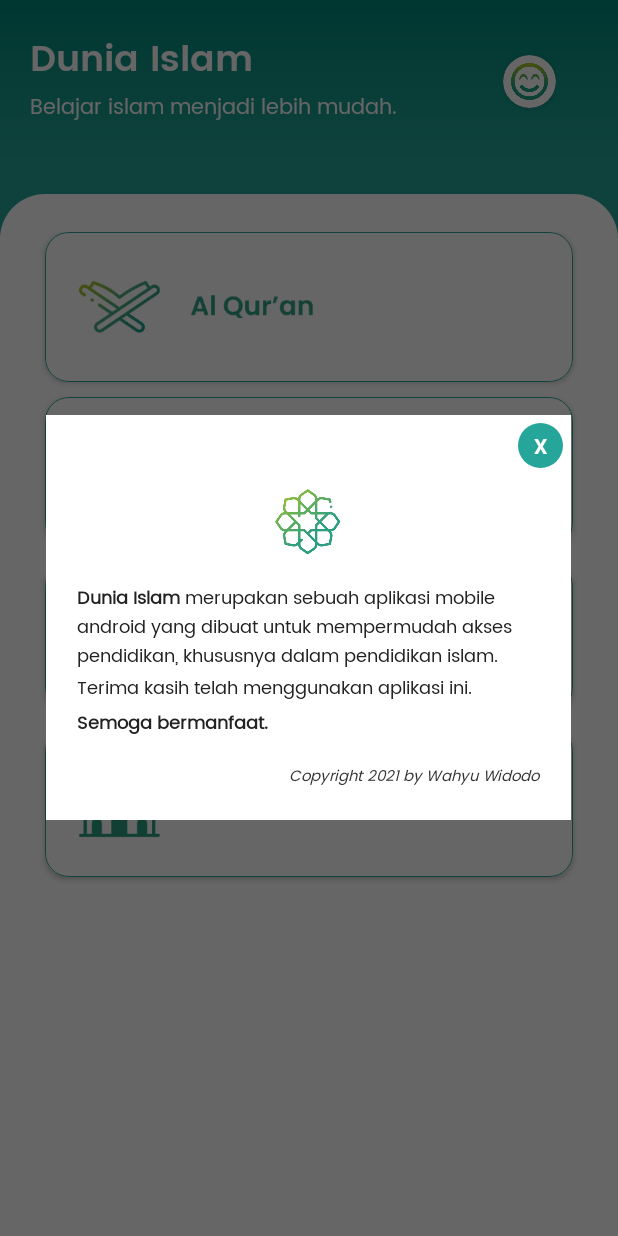
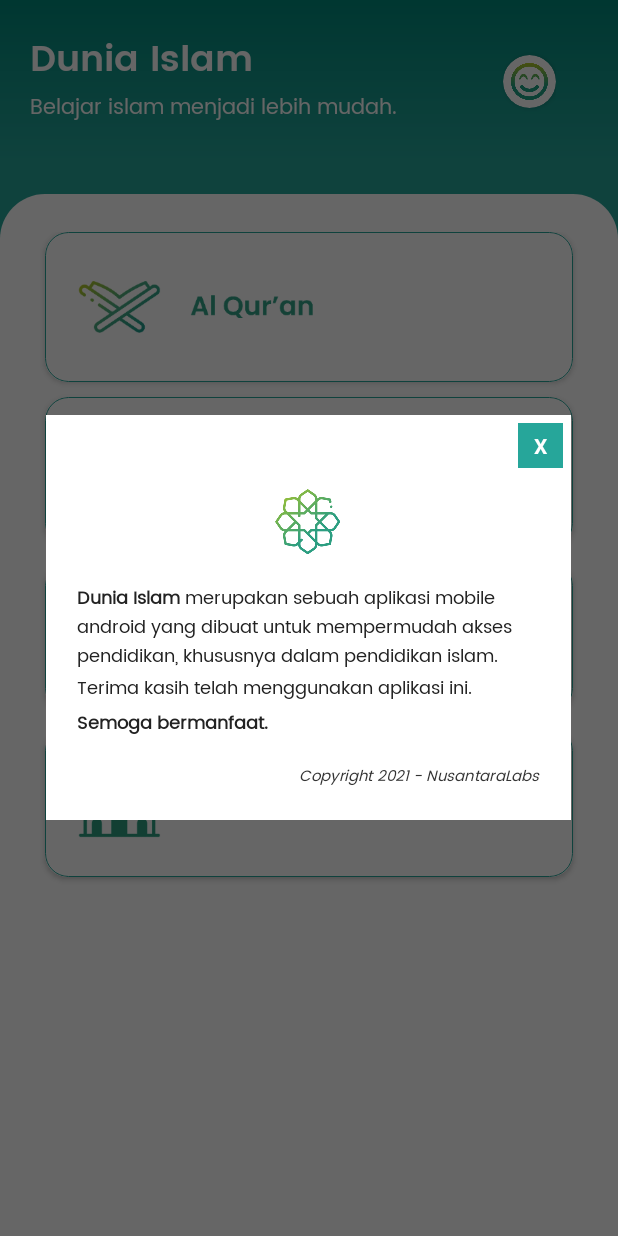
Before and after one commit to whywidodo/dunia-islam, an Android app: the screen it shows after launch (MainActivity), after a tap on an icon or button, on a phone screen of 412 x 824 dp. Run offline under Robolectric (Android 15) with nearby library versions, the phone set to English and light mode, and no system bars; our stand-ins replace Firebase (no records; nobody signed in at launch, a user with empty details on screens opened directly); libraries missing offline, so code that uses them is left out: io.github.muddz.styleabletoast.

Commit message:
update file

```diff
--- a/app/build.gradle
+++ b/app/build.gradle
@@ -10,7 +10,7 @@ android {
         minSdkVersion 21
         targetSdkVersion 30
         versionCode 1
-        versionName "1.0"
+        versionName "1.0.0"
 
         testInstrumentationRunner "androidx.test.runner.AndroidJUnitRunner"
     }
--- a/app/src/main/AndroidManifest.xml
+++ b/app/src/main/AndroidManifest.xml
@@ -2,7 +2,10 @@
 <manifest xmlns:android="http://schemas.android.com/apk/res/android"
     xmlns:tools="http://schemas.android.com/tools"
     package="labs.nusantara.duniaislam">
+
     <uses-permission android:name="android.permission.INTERNET" />
+    <uses-permission android:name="android.permission.ACCESS_NETWORK_STATE"/>
+    <uses-permission android:name="android.permission.ACCESS_WIFI_STATE"/>
 
     <application
         android:allowBackup="true"
--- a/app/src/main/java/labs/nusantara/duniaislam/MainActivity.java
+++ b/app/src/main/java/labs/nusantara/duniaislam/MainActivity.java
@@ -2,9 +2,12 @@ package labs.nusantara.duniaislam;
 
 import android.annotation.SuppressLint;
 import android.app.Dialog;
+import android.content.Context;
 import android.content.Intent;
 import android.graphics.Color;
 import android.graphics.drawable.ColorDrawable;
+import android.net.ConnectivityManager;
+import android.net.NetworkInfo;
 import android.os.Bundle;
 
 import androidx.annotation.NonNull;
@@ -31,7 +34,7 @@ public class MainActivity extends AppCompatActivity {
     private Toast toast;
     private long lastBackPressTime = 0;
 
-    private StyleableToast customToast;
+    private StyleableToast customToast, customToastInternet;
 
     TextView textQuotes;
     // Firebase
@@ -42,6 +45,13 @@ public class MainActivity extends AppCompatActivity {
     protected void onCreate(Bundle savedInstanceState) {
         super.onCreate(savedInstanceState);
         setContentView(R.layout.activity_main);
+
+        if(cekInternet(MainActivity.this)) {
+            // Isi kode perintah...
+        } else {
+            customToastInternet = StyleableToast.makeText(MainActivity.this, "Tidak Terhubung ke Internet!", Toast.LENGTH_SHORT, R.style.mytoastNot);
+            customToastInternet.show();
+        }
 
         // Pop Up
         myDialog = new Dialog(this);
@@ -61,6 +71,22 @@ public class MainActivity extends AppCompatActivity {
         textQuotes = findViewById(R.id.textQuotes);
         // Get Data Method
         GetDataFromFirebase();
+    }
+
+    private boolean cekInternet(Context context) {
+        Boolean Connected = false;
+        ConnectivityManager connectivity = (ConnectivityManager) context.getApplicationContext().getSystemService(Context.CONNECTIVITY_SERVICE);
+        if (connectivity != null) {
+            NetworkInfo[] info = connectivity.getAllNetworkInfo();
+            if (info != null) for (int i = 0; i < info.length; i++){
+                if (info[i].getState() == NetworkInfo.State.CONNECTED) {
+                    Connected = true;
+                } else {}
+            }
+        } else {
+            Connected = false;
+        }
+        return Connected;
     }
 
     public void ShowPopup (View v){
--- a/app/src/main/java/labs/nusantara/duniaislam/SplashActivity.java
+++ b/app/src/main/java/labs/nusantara/duniaislam/SplashActivity.java
@@ -1,9 +1,13 @@
 package labs.nusantara.duniaislam;
 
+import android.content.Context;
 import android.content.Intent;
+import android.net.ConnectivityManager;
+import android.net.NetworkInfo;
 import android.os.Bundle;
 import android.os.Handler;
 import android.view.Window;
+import android.widget.Toast;
 
 import androidx.appcompat.app.AppCompatActivity;
 
@@ -16,7 +20,6 @@ public class SplashActivity extends AppCompatActivity {
         // remove title
         setContentView(R.layout.activity_splash);
 
-
         final Handler handler = new Handler();
         handler.postDelayed(new Runnable() {
             @Override
--- a/app/src/main/res/drawable/ic_circle.xml
+++ b/app/src/main/res/drawable/ic_circle.xml
@@ -1,5 +1,5 @@
 <?xml version="1.0" encoding="utf-8"?>
 <shape xmlns:android="http://schemas.android.com/apk/res/android"
-    android:shape="oval">
+    android:shape="rectangle">
 <solid android:width="2dp" android:color="@color/teal_utama"/>
 </shape>
--- a/app/src/main/res/layout/activity_main.xml
+++ b/app/src/main/res/layout/activity_main.xml
@@ -93,6 +93,7 @@
             app:cardCornerRadius="15dp">
 
             <ImageView
+                android:background="@color/white"
                 android:layout_width="wrap_content"
                 android:layout_height="wrap_content"
                 android:contentDescription="TODO"
@@ -112,6 +113,7 @@
             app:cardCornerRadius="15dp">
 
             <ImageView
+                android:background="@color/white"
                 android:layout_width="match_parent"
                 android:layout_height="match_parent"
                 android:contentDescription="TODO"
@@ -131,6 +133,7 @@
             app:cardCornerRadius="15dp">
 
             <ImageView
+                android:background="@color/white"
                 android:layout_width="match_parent"
                 android:layout_height="match_parent"
                 android:contentDescription="TODO"
@@ -151,6 +154,7 @@
             app:cardCornerRadius="15dp">
 
             <ImageView
+                android:background="@color/white"
                 android:layout_width="match_parent"
                 android:layout_height="match_parent"
                 android:contentDescription="TODO"
--- a/app/src/main/res/values/colors.xml
+++ b/app/src/main/res/values/colors.xml
@@ -27,4 +27,9 @@
     <color name="green_800">#2E7D32</color>
     <color name="green_900">#1B5E20</color>
 
+    <color name="red_500">#F44336</color>
+    <color name="red_600">#E53935</color>
+    <color name="red_700">#D32F2F</color>
+    <color name="red_800">#C62828</color>
+
 </resources>
--- a/app/src/main/res/values/strings.xml
+++ b/app/src/main/res/values/strings.xml
@@ -19,7 +19,7 @@
     <string name="descApps1"><b>Dunia Islam</b> merupakan sebuah aplikasi mobile android yang dibuat untuk mempermudah akses pendidikan, khususnya dalam pendidikan islam.</string>
     <string name="descApps2">Terima kasih telah menggunakan aplikasi ini.</string>
     <string name="descApps3">Semoga bermanfaat.</string>
-    <string name="descApps4">Copyright 2021 by Wahyu Widodo</string>
+    <string name="descApps4">Copyright 2021 - NusantaraLabs</string>
 
 
     <string name="hello_first_fragment">Hello first fragment</string>
--- a/app/src/main/res/values/themes.xml
+++ b/app/src/main/res/values/themes.xml
@@ -41,8 +41,18 @@
     <style name="mytoast">
         <item name="stTextBold">true</item>
         <item name="stTextColor">#fff</item>
-        <item name="stTextSize">14sp</item>
+        <item name="stTextSize">12sp</item>
         <item name="stColorBackground">@color/teal_600</item>
+        <item name="stSolidBackground">true</item>
+        <item name="stLength">LONG</item>
+        <item name="stRadius">50dp</item>
+    </style>
+
+    <style name="mytoastNot">
+        <item name="stTextBold">true</item>
+        <item name="stTextColor">#fff</item>
+        <item name="stTextSize">12sp</item>
+        <item name="stColorBackground">@color/red_700</item>
         <item name="stSolidBackground">true</item>
         <item name="stLength">LONG</item>
         <item name="stRadius">50dp</item>
```
Also changed, not shown: 2 other files.
